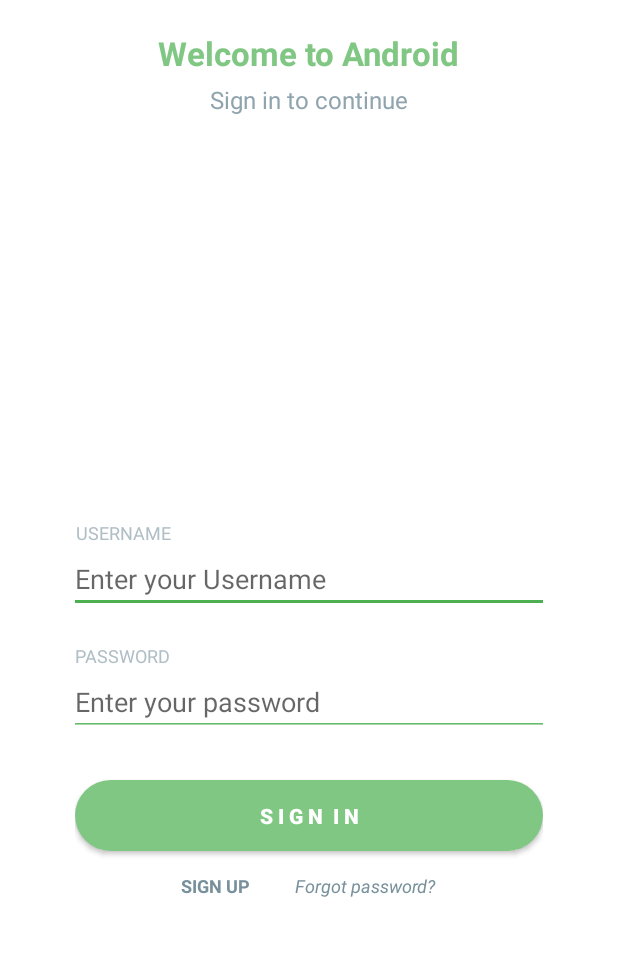
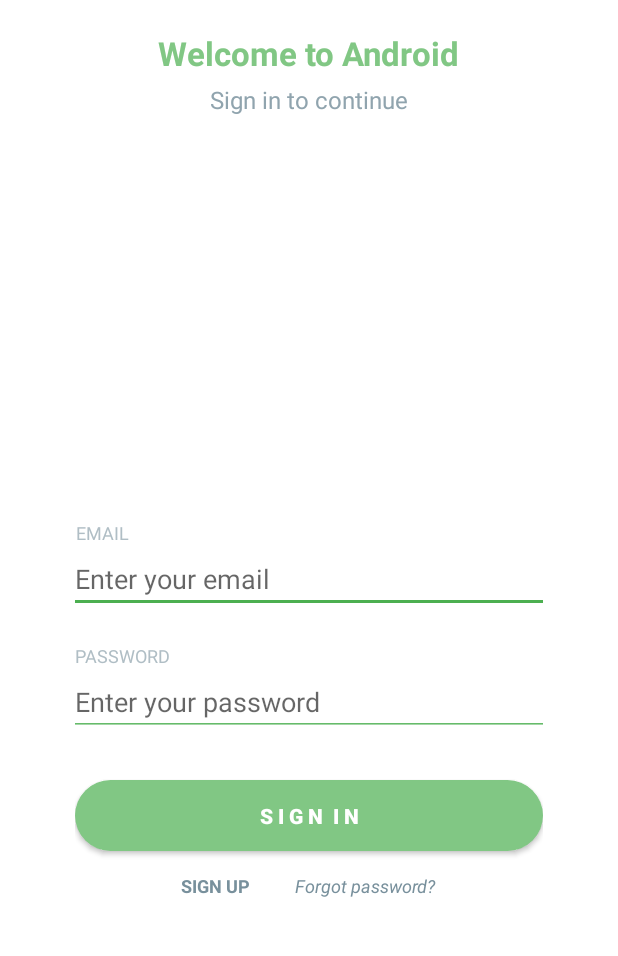
Before and after one commit to hoangduchuu/android-camp, an Android app: the screen it shows after launch (MainActivity), on a phone screen of 412 x 824 dp, the part 210-1166 px from its top. Run offline under Robolectric (Android 15) with nearby library versions, the phone set to English and light mode, and no system bars; our stand-ins replace Firebase (no records; nobody signed in at launch, a user with empty details on screens opened directly).

```diff
--- a/app/src/main/res/layout/login_fragment.xml
+++ b/app/src/main/res/layout/login_fragment.xml
@@ -50,7 +50,8 @@
     <TextView
             android:layout_width="wrap_content"
             android:layout_height="wrap_content"
-            android:text="USERNAME"
+            android:text="Email"
+            android:textAllCaps="true"
             android:textAlignment="center"
             android:textAppearance="@style/Base.TextAppearance.AppCompat.Caption"
             android:textColor="@color/blue_grey_200" />
@@ -63,7 +64,7 @@
             android:inputType="text"
             android:maxLength="50"
             android:id="@+id/edtmail"
-            android:hint="Enter your Username"
+            android:hint="Enter your email"
             android:maxLines="1"
             android:singleLine="true"
             android:textColor="@color/blue_grey_800"
--- a/app/src/main/res/layout/register_fragment.xml
+++ b/app/src/main/res/layout/register_fragment.xml
@@ -54,7 +54,8 @@
     <TextView
             android:layout_width="wrap_content"
             android:layout_height="wrap_content"
-            android:text="USERNAME"
+            android:text="Email"
+            android:textAllCaps="true"
             android:textAlignment="center"
             android:textAppearance="@style/Base.TextAppearance.AppCompat.Caption"
             android:textColor="@color/blue_grey_200"/>
```
